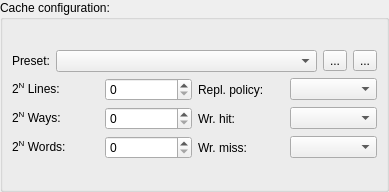
Qt form src/cachesim/cacheconfigwidget.ui (mortbopet/Ripes) before a commit.
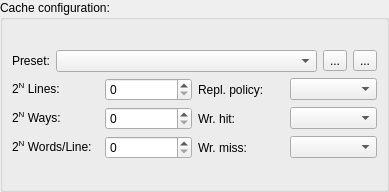
The same form after that commit.

Commit message: Substitute 'Words/Line' for 'Words' in configuration

What changed in the file:
```diff
--- a/src/cachesim/cacheconfigwidget.ui
+++ b/src/cachesim/cacheconfigwidget.ui
@@ -109,7 +109,7 @@
             <item row="6" column="0">
              <widget class="QLabel" name="label_3">
               <property name="text">
-               <string>&lt;html&gt;&lt;head/&gt;&lt;body&gt;&lt;p&gt;2&lt;span style=&quot; vertical-align:super;&quot;&gt;N&lt;/span&gt; Words:&lt;/p&gt;&lt;/body&gt;&lt;/html&gt;</string>
+               <string>&lt;html&gt;&lt;head/&gt;&lt;body&gt;&lt;p&gt;2&lt;span style=&quot; vertical-align:super;&quot;&gt;N&lt;/span&gt; Words/Line:&lt;/p&gt;&lt;/body&gt;&lt;/html&gt;</string>
               </property>
              </widget>
             </item>
```
